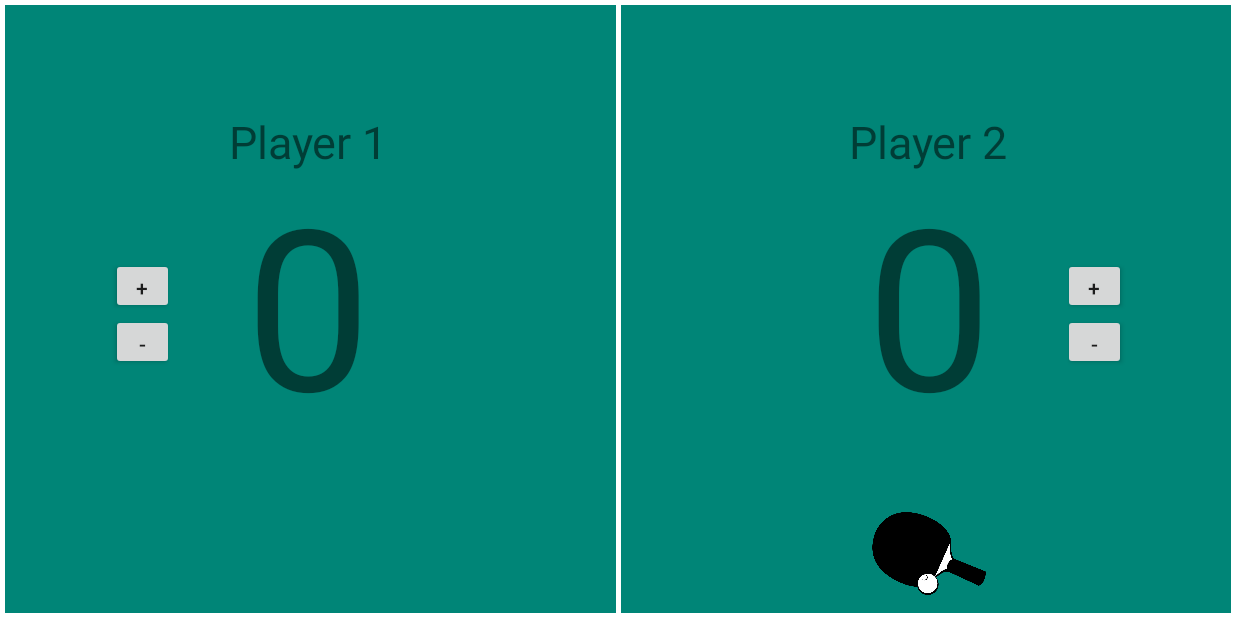
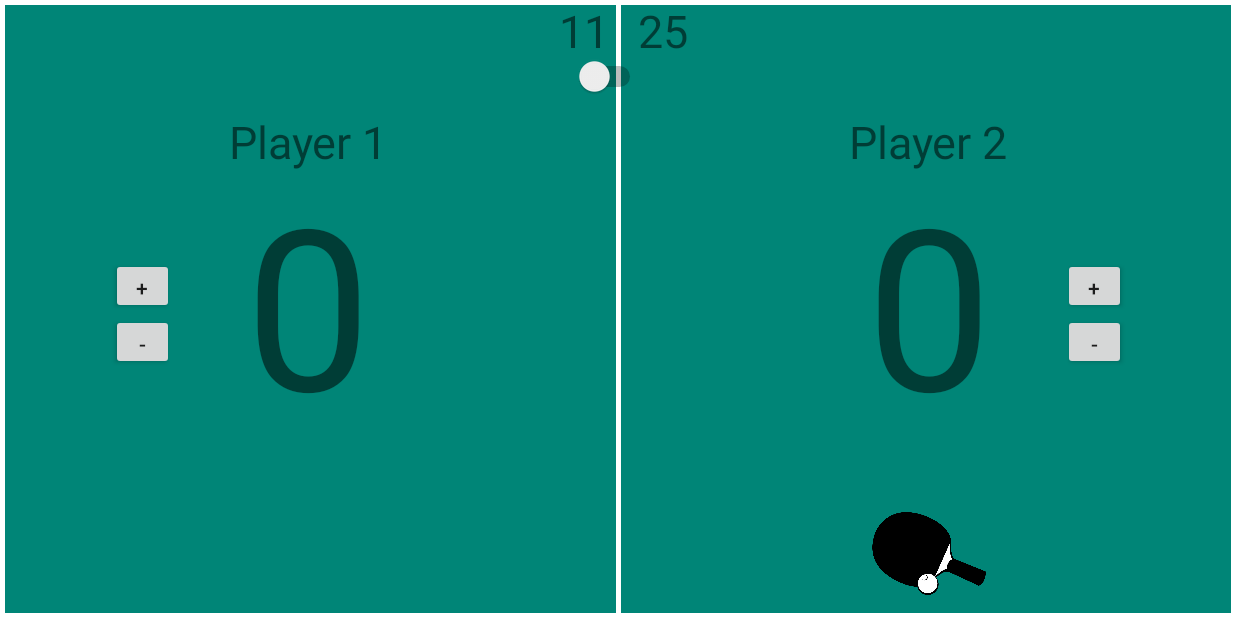
Before and after one commit to paullin03/PongMate, an Android app: the screen it shows after launch (MainActivity), on a phone screen of 824 x 412 dp (held sideways). Run offline under Robolectric (Android 15) with nearby library versions, the phone set to English and light mode, and no system bars.

```diff
--- a/app/src/main/java/com/example/android/pongmate/MainActivity.java
+++ b/app/src/main/java/com/example/android/pongmate/MainActivity.java
@@ -5,16 +5,21 @@ import android.os.Bundle;
 import android.view.View;
 import android.view.Window;
 import android.view.WindowManager;
+import android.widget.CompoundButton;
+import android.widget.Switch;
 import android.widget.TextView;
 import android.widget.ImageView;
 
 import java.util.Random;
-import java.util.concurrent.TimeUnit;
 
 public class MainActivity extends AppCompatActivity {
     private ImageView paddle_one, paddle_two;
-    TextView playerOneScore;
-    TextView playerTwoScore;
+    TextView playerOneScoreText;
+    TextView playerTwoScoreText;
+    Switch switches;
+    int playerOneScore = 0;
+    int playerTwoScore = 0;
+    int goalScore = 0;
 
     @Override
     protected void onCreate(Bundle savedInstanceState) {
@@ -26,8 +31,8 @@ public class MainActivity extends AppCompatActivity {
 
         setContentView(R.layout.activity_main);
 
-        playerOneScore = findViewById(R.id.score_player_one);
-        playerTwoScore = findViewById(R.id.score_player_two);
+        playerOneScoreText = findViewById(R.id.score_player_one);
+        playerTwoScoreText = findViewById(R.id.score_player_two);
 
         paddle_one = findViewById(R.id.paddle_img_1);
         paddle_two = findViewById(R.id.paddle_img_2);
@@ -41,41 +46,52 @@ public class MainActivity extends AppCompatActivity {
         else {
             toggleImageVisibility(paddle_one);
         }
+
+        switches = findViewById(R.id.switch_cap);
+        switches.setOnCheckedChangeListener(new CompoundButton.OnCheckedChangeListener() {
+            public void onCheckedChanged(CompoundButton buttonView, boolean is25Game) {
+                if (is25Game) {
+                    // The toggle is enabled
+                    goalScore = 25;
+                } else {
+                    // The toggle is disabled
+                    goalScore = 11;
+                }
+            }
+        });
     }
 
     public void addPlayerOne(View view) {
-        int val = Integer.parseInt(playerOneScore.getText().toString());
-        playerOneScore.setText(String.valueOf(val + 1));
+        playerOneScore++;
+        playerOneScoreText.setText(String.valueOf(playerOneScore));
         switchServe();
     }
 
 
     public void minusPlayerOne(View view) {
-        int val = Integer.parseInt(playerOneScore.getText().toString());
-        if (val > 0){
-            playerOneScore.setText(String.valueOf(val - 1));
+        if (playerOneScore > 0){
+            playerOneScore--;
+            playerOneScoreText.setText(String.valueOf(playerOneScore));
             switchServe();
         }
     }
 
     public void addPlayerTwo(View view) {
-        int val = Integer.parseInt(playerTwoScore.getText().toString());
-        playerTwoScore.setText(String.valueOf(val + 1));
+        playerTwoScore++;
+        playerTwoScoreText.setText(String.valueOf(playerTwoScore));
         switchServe();
     }
 
     public void minusPlayerTwo(View view) {
-        int val = Integer.parseInt(playerTwoScore.getText().toString());
-        if (val > 0) {
-            playerTwoScore.setText(String.valueOf(val - 1));
+        if (playerTwoScore > 0) {
+            playerTwoScore--;
+            playerTwoScoreText.setText(String.valueOf(playerTwoScore));
             switchServe();
         }
     }
 
     private void switchServe() {
-        int playerOne = Integer.parseInt(playerOneScore.getText().toString());
-        int playerTwo = Integer.parseInt(playerTwoScore.getText().toString());
-        if((playerOne + playerTwo) % 2 == 0){
+        if((playerOneScore + playerTwoScore) % 2 == 0){
             toggleImageVisibility(paddle_one);
             toggleImageVisibility(paddle_two);
         }
--- a/app/src/main/res/layout/activity_main.xml
+++ b/app/src/main/res/layout/activity_main.xml
@@ -99,6 +99,7 @@
         android:id="@+id/plus_player_one"
         android:layout_width="42dp"
         android:layout_height="37dp"
+        android:onClick="addPlayerOne"
         android:text="+"
         app:layout_constraintBottom_toBottomOf="parent"
         app:layout_constraintEnd_toStartOf="@+id/net"
@@ -107,13 +108,13 @@
         app:layout_constraintRight_toRightOf="@id/score_player_one"
         app:layout_constraintStart_toStartOf="parent"
         app:layout_constraintTop_toTopOf="@id/player_one"
-        app:layout_constraintVertical_bias="0.326"
-        android:onClick="addPlayerOne"/>
+        app:layout_constraintVertical_bias="0.326" />
 
     <Button
         android:id="@+id/minus_player_one"
         android:layout_width="42dp"
         android:layout_height="37dp"
+        android:onClick="minusPlayerOne"
         android:text="-"
         app:layout_constraintBottom_toBottomOf="parent"
         app:layout_constraintEnd_toStartOf="@+id/net"
@@ -122,8 +123,7 @@
         app:layout_constraintRight_toRightOf="@id/score_player_one"
         app:layout_constraintStart_toStartOf="parent"
         app:layout_constraintTop_toTopOf="@id/player_one"
-        app:layout_constraintVertical_bias="0.45"
-        android:onClick="minusPlayerOne"/>
+        app:layout_constraintVertical_bias="0.45" />
 
     <TextView
         android:id="@+id/player_two"
@@ -156,49 +156,78 @@
         android:id="@+id/plus_player_two"
         android:layout_width="42dp"
         android:layout_height="37dp"
+        android:onClick="addPlayerTwo"
         android:text="+"
         app:layout_constraintBottom_toBottomOf="parent"
         app:layout_constraintEnd_toEndOf="parent"
         app:layout_constraintHorizontal_bias="0.8"
         app:layout_constraintStart_toEndOf="@+id/net"
         app:layout_constraintTop_toTopOf="@id/player_two"
-        app:layout_constraintVertical_bias="0.326"
-        android:onClick="addPlayerTwo"/>
+        app:layout_constraintVertical_bias="0.326" />
 
     <Button
         android:id="@+id/minus_player_two"
         android:layout_width="42dp"
         android:layout_height="37dp"
+        android:onClick="minusPlayerTwo"
         android:text="-"
         app:layout_constraintBottom_toBottomOf="parent"
         app:layout_constraintEnd_toEndOf="parent"
         app:layout_constraintHorizontal_bias="0.801"
         app:layout_constraintStart_toEndOf="@+id/net"
         app:layout_constraintTop_toTopOf="@id/player_two"
-        app:layout_constraintVertical_bias="0.45"
-        android:onClick="minusPlayerTwo"/>
+        app:layout_constraintVertical_bias="0.45" />
+
     <ImageView
         android:id="@+id/paddle_img_1"
         android:layout_width="77dp"
         android:layout_height="55dp"
+        android:layout_marginBottom="15dp"
         app:layout_constraintBottom_toBottomOf="parent"
         app:layout_constraintEnd_toStartOf="@+id/net"
         app:layout_constraintHorizontal_bias="0.5"
         app:layout_constraintStart_toStartOf="parent"
-        app:srcCompat="@drawable/paddle"
-        android:layout_marginBottom="15dp"
-        />
+        app:srcCompat="@drawable/paddle" />
 
     <ImageView
         android:id="@+id/paddle_img_2"
         android:layout_width="77dp"
         android:layout_height="55dp"
+        android:layout_marginBottom="15dp"
         app:layout_constraintBottom_toBottomOf="parent"
         app:layout_constraintEnd_toEndOf="parent"
         app:layout_constraintHorizontal_bias="0.5"
         app:layout_constraintStart_toEndOf="@+id/net"
-        app:srcCompat="@drawable/paddle"
-        android:layout_marginBottom="15dp"
-        />
+        app:srcCompat="@drawable/paddle" />
+
+    <Switch
+        android:id="@+id/switch_cap"
+        android:layout_width="45dp"
+        android:layout_height="38dp"
+        android:layout_marginTop="32dp"
+        app:layout_constraintEnd_toEndOf="parent"
+        app:layout_constraintHorizontal_bias="0.495"
+        app:layout_constraintStart_toStartOf="parent"
+        app:layout_constraintTop_toTopOf="parent" />
+
+    <TextView
+        android:layout_width="57dp"
+        android:layout_height="34dp"
+        android:text="11"
+        android:textSize="30sp"
+        app:layout_constraintEnd_toEndOf="parent"
+        app:layout_constraintHorizontal_bias="0.486"
+        app:layout_constraintStart_toStartOf="parent"
+        app:layout_constraintTop_toTopOf="parent" />
+
+    <TextView
+        android:layout_width="55dp"
+        android:layout_height="40dp"
+        android:text="25"
+        android:textSize="30sp"
+        app:layout_constraintEnd_toEndOf="parent"
+        app:layout_constraintHorizontal_bias="0.553"
+        app:layout_constraintStart_toStartOf="parent"
+        app:layout_constraintTop_toTopOf="parent" />
 
 </androidx.constraintlayout.widget.ConstraintLayout>
```
